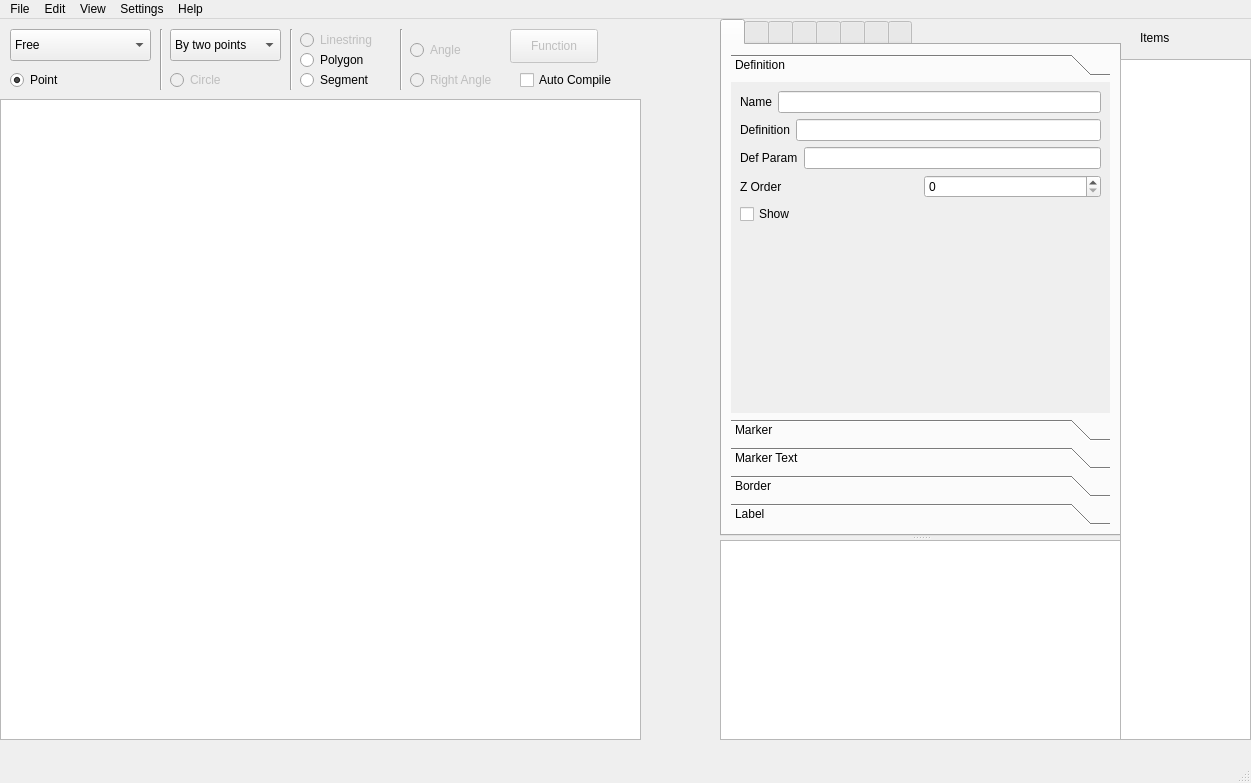
Qt form main.ui (csekri/tkzgeom) before a commit.
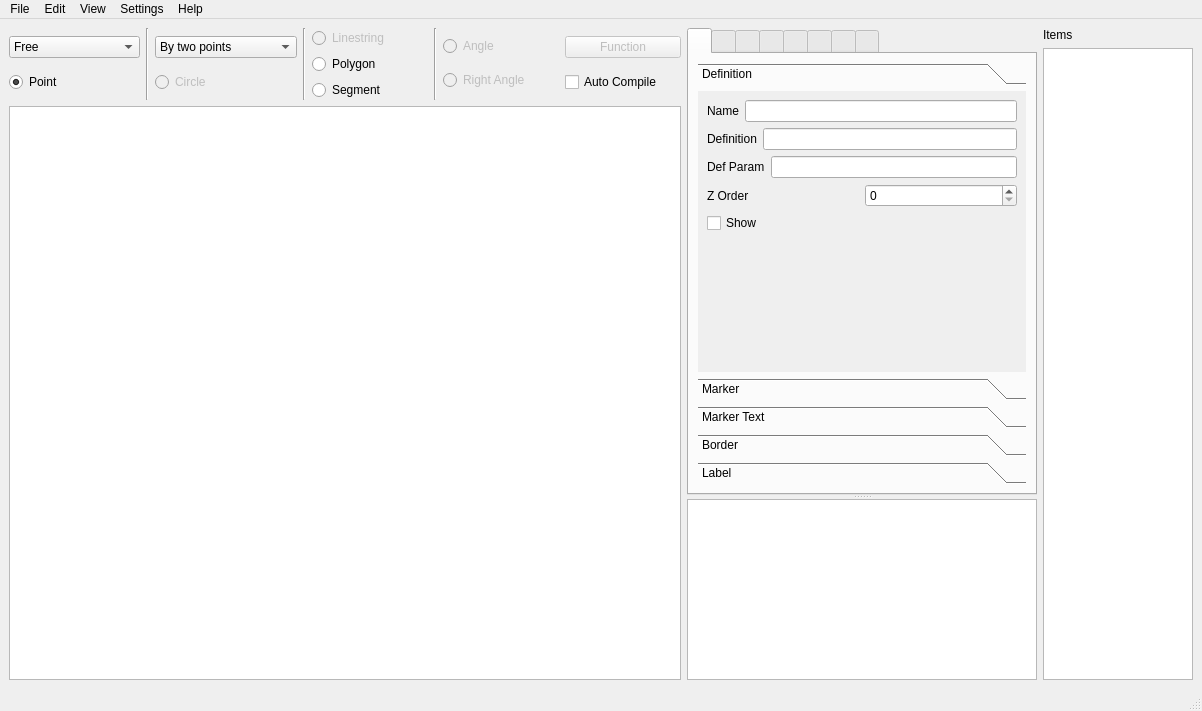
The same form after that commit. The open tabs and pages were chosen to show the change. Icons and pictures are not drawn.

Commit message: Resizeable window implemented

```diff
--- a/main.ui
+++ b/main.ui
@@ -6,8 +6,8 @@
    <rect>
     <x>0</x>
     <y>0</y>
-    <width>1251</width>
-    <height>783</height>
+    <width>1202</width>
+    <height>711</height>
    </rect>
   </property>
   <property name="focusPolicy">
@@ -24,34 +24,20 @@
    <enum>QTabWidget::Rounded</enum>
   </property>
   <widget class="QWidget" name="centralwidget">
-   <widget class="QRadioButton" name="point_radio">
-    <property name="geometry">
-     <rect>
-      <x>10</x>
-      <y>50</y>
-      <width>105</width>
-      <height>22</height>
-     </rect>
-    </property>
-    <property name="focusPolicy">
-     <enum>Qt::NoFocus</enum>
-    </property>
-    <property name="text">
-     <string>Point</string>
-    </property>
-    <property name="checked">
-     <bool>true</bool>
-    </property>
-   </widget>
+   <layout class="QVBoxLayout" name="verticalLayout_88">
+    <item>
+     <layout class="QHBoxLayout" name="horizontalLayout_99" stretch="2,0,1">
+      <property name="spacing">
+       <number>6</number>
+      </property>
+      <item>
+       <layout class="QVBoxLayout" name="verticalLayout_87">
+        <item>
+         <layout class="QHBoxLayout" name="horizontalLayout_98">
+          <item>
+           <layout class="QVBoxLayout" name="verticalLayout_82">
+            <item>
    <widget class="QComboBox" name="point_combo">
-    <property name="geometry">
-     <rect>
-      <x>10</x>
-      <y>10</y>
-      <width>141</width>
-      <height>32</height>
-     </rect>
-    </property>
     <property name="focusPolicy">
      <enum>Qt::NoFocus</enum>
     </property>
@@ -119,53 +105,36 @@
      </property>
     </item>
    </widget>
-   <widget class="QRadioButton" name="linestring_radio">
-    <property name="enabled">
-     <bool>false</bool>
-    </property>
-    <property name="geometry">
-     <rect>
-      <x>300</x>
-      <y>10</y>
-      <width>105</width>
-      <height>22</height>
-     </rect>
-    </property>
+            </item>
+            <item>
+             <widget class="QRadioButton" name="point_radio">
     <property name="focusPolicy">
      <enum>Qt::NoFocus</enum>
     </property>
     <property name="text">
-     <string>Linestring</string>
-    </property>
-   </widget>
-   <widget class="QRadioButton" name="circle_radio">
-    <property name="enabled">
-     <bool>false</bool>
-    </property>
-    <property name="geometry">
-     <rect>
-      <x>170</x>
-      <y>50</y>
-      <width>105</width>
-      <height>22</height>
-     </rect>
-    </property>
+               <string>Point</string>
+              </property>
+              <property name="checked">
+               <bool>true</bool>
+              </property>
+             </widget>
+            </item>
+           </layout>
+          </item>
+          <item>
+           <widget class="Line" name="line">
     <property name="focusPolicy">
      <enum>Qt::NoFocus</enum>
     </property>
-    <property name="text">
-     <string>Circle</string>
-    </property>
-   </widget>
+            <property name="orientation">
+             <enum>Qt::Vertical</enum>
+            </property>
+           </widget>
+          </item>
+          <item>
+           <layout class="QVBoxLayout" name="verticalLayout_83">
+            <item>
    <widget class="QComboBox" name="circle_combo">
-    <property name="geometry">
-     <rect>
-      <x>170</x>
-      <y>10</y>
-      <width>111</width>
-      <height>32</height>
-     </rect>
-    </property>
     <property name="focusPolicy">
      <enum>Qt::NoFocus</enum>
     </property>
@@ -200,18 +169,86 @@
      </property>
     </item>
    </widget>
+            </item>
+            <item>
+             <widget class="QRadioButton" name="circle_radio">
+              <property name="enabled">
+               <bool>false</bool>
+              </property>
+              <property name="focusPolicy">
+               <enum>Qt::NoFocus</enum>
+              </property>
+              <property name="text">
+               <string>Circle</string>
+              </property>
+             </widget>
+            </item>
+           </layout>
+          </item>
+          <item>
+           <widget class="Line" name="line_2">
+            <property name="focusPolicy">
+             <enum>Qt::NoFocus</enum>
+            </property>
+            <property name="orientation">
+             <enum>Qt::Vertical</enum>
+            </property>
+           </widget>
+          </item>
+          <item>
+           <layout class="QVBoxLayout" name="verticalLayout_84">
+            <item>
+             <widget class="QRadioButton" name="linestring_radio">
+              <property name="enabled">
+               <bool>false</bool>
+              </property>
+              <property name="focusPolicy">
+               <enum>Qt::NoFocus</enum>
+              </property>
+              <property name="text">
+               <string>Linestring</string>
+              </property>
+             </widget>
+            </item>
+            <item>
+             <widget class="QRadioButton" name="polygon_radio">
+              <property name="focusPolicy">
+               <enum>Qt::NoFocus</enum>
+              </property>
+              <property name="text">
+               <string>Polygon</string>
+              </property>
+             </widget>
+            </item>
+            <item>
+             <widget class="QRadioButton" name="segment_radio">
+              <property name="focusPolicy">
+               <enum>Qt::NoFocus</enum>
+              </property>
+              <property name="text">
+               <string>Segment</string>
+              </property>
+             </widget>
+            </item>
+           </layout>
+          </item>
+          <item>
+           <widget class="Line" name="line_3">
+            <property name="focusPolicy">
+             <enum>Qt::NoFocus</enum>
+            </property>
+            <property name="orientation">
+             <enum>Qt::Vertical</enum>
+            </property>
+           </widget>
+          </item>
+          <item>
+           <layout class="QVBoxLayout" name="verticalLayout_85">
+            <item>
    <widget class="QRadioButton" name="angle_radio">
     <property name="enabled">
      <bool>false</bool>
     </property>
-    <property name="geometry">
-     <rect>
-      <x>410</x>
-      <y>20</y>
-      <width>105</width>
-      <height>22</height>
-     </rect>
-    </property>
     <property name="focusPolicy">
      <enum>Qt::NoFocus</enum>
     </property>
@@ -219,15 +256,50 @@
      <string>Angle</string>
     </property>
    </widget>
+            </item>
+            <item>
+             <widget class="QRadioButton" name="right_angle_radio">
+              <property name="enabled">
+               <bool>false</bool>
+              </property>
+              <property name="focusPolicy">
+               <enum>Qt::NoFocus</enum>
+              </property>
+              <property name="text">
+               <string>Right Angle</string>
+              </property>
+             </widget>
+            </item>
+           </layout>
+          </item>
+          <item>
+           <layout class="QVBoxLayout" name="verticalLayout_86">
+            <item>
+             <widget class="QPushButton" name="pushButton">
+              <property name="enabled">
+               <bool>false</bool>
+              </property>
+              <property name="focusPolicy">
+               <enum>Qt::NoFocus</enum>
+              </property>
+              <property name="text">
+               <string>Function</string>
+              </property>
+             </widget>
+            </item>
+            <item>
+             <widget class="QCheckBox" name="auto_compile_checkbox">
+              <property name="text">
+               <string>Auto Compile</string>
+              </property>
+             </widget>
+            </item>
+           </layout>
+          </item>
+         </layout>
+        </item>
+        <item>
    <widget class="QGraphicsView" name="graphicsView">
-    <property name="geometry">
-     <rect>
-      <x>0</x>
-      <y>80</y>
-      <width>641</width>
-      <height>641</height>
-     </rect>
-    </property>
     <property name="mouseTracking">
      <bool>true</bool>
     </property>
@@ -244,31 +316,11 @@
      <set>QPainter::Antialiasing|QPainter::TextAntialiasing</set>
     </property>
    </widget>
-   <widget class="QLabel" name="label">
-    <property name="geometry">
-     <rect>
-      <x>1140</x>
-      <y>10</y>
-      <width>58</width>
-      <height>18</height>
-     </rect>
-    </property>
-    <property name="focusPolicy">
-     <enum>Qt::NoFocus</enum>
-    </property>
-    <property name="text">
-     <string>Items</string>
-    </property>
-   </widget>
+        </item>
+       </layout>
+      </item>
+      <item>
    <widget class="QSplitter" name="splitter">
-    <property name="geometry">
-     <rect>
-      <x>720</x>
-      <y>0</y>
-      <width>401</width>
-      <height>721</height>
-     </rect>
-    </property>
     <property name="focusPolicy">
      <enum>Qt::NoFocus</enum>
     </property>
@@ -276,6 +328,24 @@
      <enum>Qt::Vertical</enum>
     </property>
     <widget class="QTabWidget" name="tabWidget">
+         <property name="sizePolicy">
+          <sizepolicy hsizetype="Expanding" vsizetype="Expanding">
+           <horstretch>0</horstretch>
+           <verstretch>0</verstretch>
+          </sizepolicy>
+         </property>
+         <property name="minimumSize">
+          <size>
+           <width>350</width>
+           <height>0</height>
+          </size>
+         </property>
+         <property name="maximumSize">
+          <size>
+           <width>350</width>
+           <height>16777215</height>
+          </size>
+         </property>
      <property name="focusPolicy">
       <enum>Qt::NoFocus</enum>
      </property>
@@ -330,8 +400,8 @@
            <rect>
             <x>0</x>
             <y>0</y>
-            <width>381</width>
-            <height>338</height>
+                <width>330</width>
+                <height>273</height>
            </rect>
           </property>
           <attribute name="label">
@@ -5870,157 +5940,56 @@
      </property>
     </widget>
    </widget>
-   <widget class="QRadioButton" name="right_angle_radio">
-    <property name="enabled">
-     <bool>false</bool>
-    </property>
-    <property name="geometry">
-     <rect>
-      <x>410</x>
-      <y>50</y>
-      <width>105</width>
-      <height>22</height>
-     </rect>
-    </property>
+      </item>
+      <item>
+       <layout class="QVBoxLayout" name="verticalLayout_81">
+        <item>
+         <widget class="QLabel" name="label">
     <property name="focusPolicy">
      <enum>Qt::NoFocus</enum>
     </property>
     <property name="text">
-     <string>Right Angle</string>
-    </property>
-   </widget>
-   <widget class="Line" name="line">
-    <property name="geometry">
-     <rect>
-      <x>160</x>
-      <y>10</y>
-      <width>3</width>
-      <height>61</height>
-     </rect>
-    </property>
-    <property name="focusPolicy">
-     <enum>Qt::NoFocus</enum>
-    </property>
-    <property name="orientation">
-     <enum>Qt::Vertical</enum>
-    </property>
-   </widget>
-   <widget class="Line" name="line_2">
-    <property name="geometry">
-     <rect>
-      <x>290</x>
-      <y>10</y>
-      <width>3</width>
-      <height>61</height>
-     </rect>
-    </property>
-    <property name="focusPolicy">
-     <enum>Qt::NoFocus</enum>
-    </property>
-    <property name="orientation">
-     <enum>Qt::Vertical</enum>
-    </property>
-   </widget>
-   <widget class="QRadioButton" name="polygon_radio">
-    <property name="geometry">
-     <rect>
-      <x>300</x>
-      <y>30</y>
-      <width>105</width>
-      <height>22</height>
-     </rect>
-    </property>
-    <property name="focusPolicy">
-     <enum>Qt::NoFocus</enum>
-    </property>
-    <property name="text">
-     <string>Polygon</string>
-    </property>
-   </widget>
-   <widget class="QRadioButton" name="segment_radio">
-    <property name="geometry">
-     <rect>
-      <x>300</x>
-      <y>50</y>
-      <width>105</width>
-      <height>22</height>
-     </rect>
-    </property>
-    <property name="focusPolicy">
-     <enum>Qt::NoFocus</enum>
-    </property>
-    <property name="text">
-     <string>Segment</string>
-    </property>
-   </widget>
-   <widget class="Line" name="line_3">
-    <property name="geometry">
-     <rect>
-      <x>400</x>
-      <y>10</y>
-      <width>3</width>
-      <height>61</height>
-     </rect>
-    </property>
-    <property name="focusPolicy">
-     <enum>Qt::NoFocus</enum>
-    </property>
-    <property name="orientation">
-     <enum>Qt::Vertical</enum>
-    </property>
-   </widget>
-   <widget class="QPushButton" name="pushButton">
-    <property name="enabled">
-     <bool>false</bool>
-    </property>
-    <property name="geometry">
-     <rect>
-      <x>510</x>
-      <y>10</y>
-      <width>88</width>
-      <height>34</height>
-     </rect>
-    </property>
-    <property name="focusPolicy">
-     <enum>Qt::NoFocus</enum>
-    </property>
-    <property name="text">
-     <string>Function</string>
-    </property>
-   </widget>
+           <string>Items</string>
+          </property>
+         </widget>
+        </item>
+        <item>
    <widget class="QListWidget" name="listWidget">
-    <property name="geometry">
-     <rect>
-      <x>1120</x>
-      <y>40</y>
-      <width>131</width>
-      <height>681</height>
-     </rect>
+          <property name="sizePolicy">
+           <sizepolicy hsizetype="Expanding" vsizetype="Expanding">
+            <horstretch>0</horstretch>
+            <verstretch>0</verstretch>
+           </sizepolicy>
+          </property>
+          <property name="minimumSize">
+           <size>
+            <width>150</width>
+            <height>0</height>
+           </size>
+          </property>
+          <property name="maximumSize">
+           <size>
+            <width>150</width>
+            <height>16777215</height>
+           </size>
     </property>
     <property name="selectionMode">
      <enum>QAbstractItemView::ExtendedSelection</enum>
     </property>
    </widget>
-   <widget class="QCheckBox" name="auto_compile_checkbox">
-    <property name="geometry">
-     <rect>
-      <x>520</x>
-      <y>50</y>
-      <width>121</width>
-      <height>22</height>
-     </rect>
-    </property>
-    <property name="text">
-     <string>Auto Compile</string>
-    </property>
-   </widget>
+        </item>
+       </layout>
+      </item>
+     </layout>
+    </item>
+   </layout>
   </widget>
   <widget class="QMenuBar" name="menubar">
    <property name="geometry">
     <rect>
      <x>0</x>
      <y>0</y>
-     <width>1251</width>
+     <width>1202</width>
      <height>30</height>
     </rect>
    </property>
```
Left out of the diff: 42 changed lines with no effect on the pictures. Lines whose indentation alone changed are shown as unchanged. The commit also changes 6 other files.
